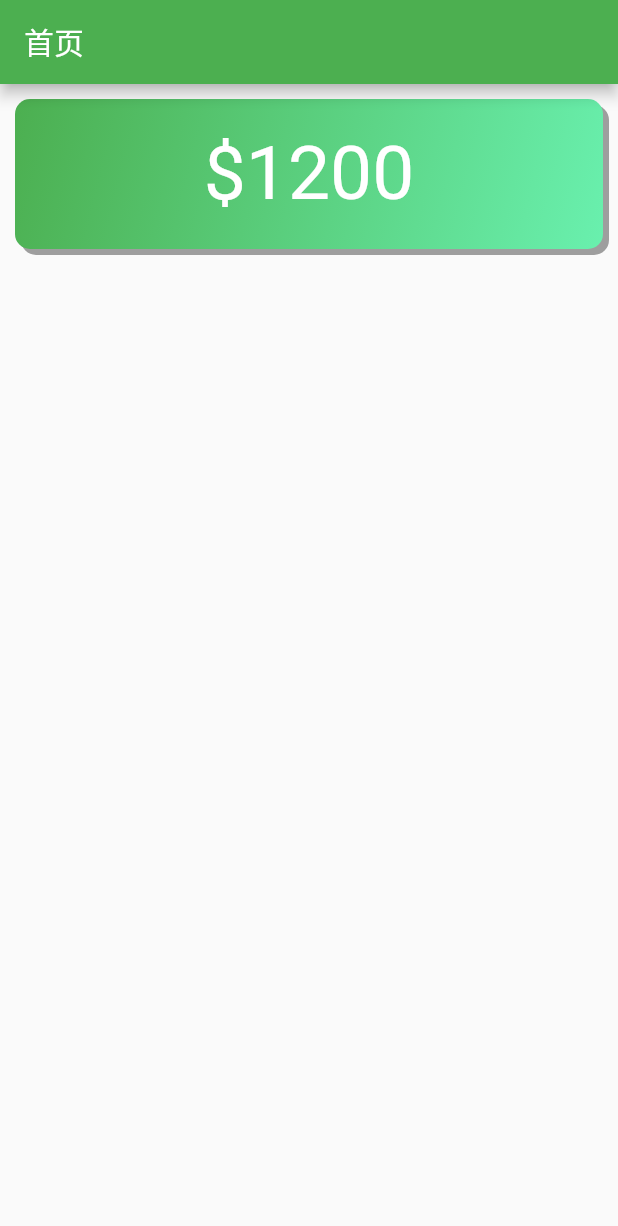
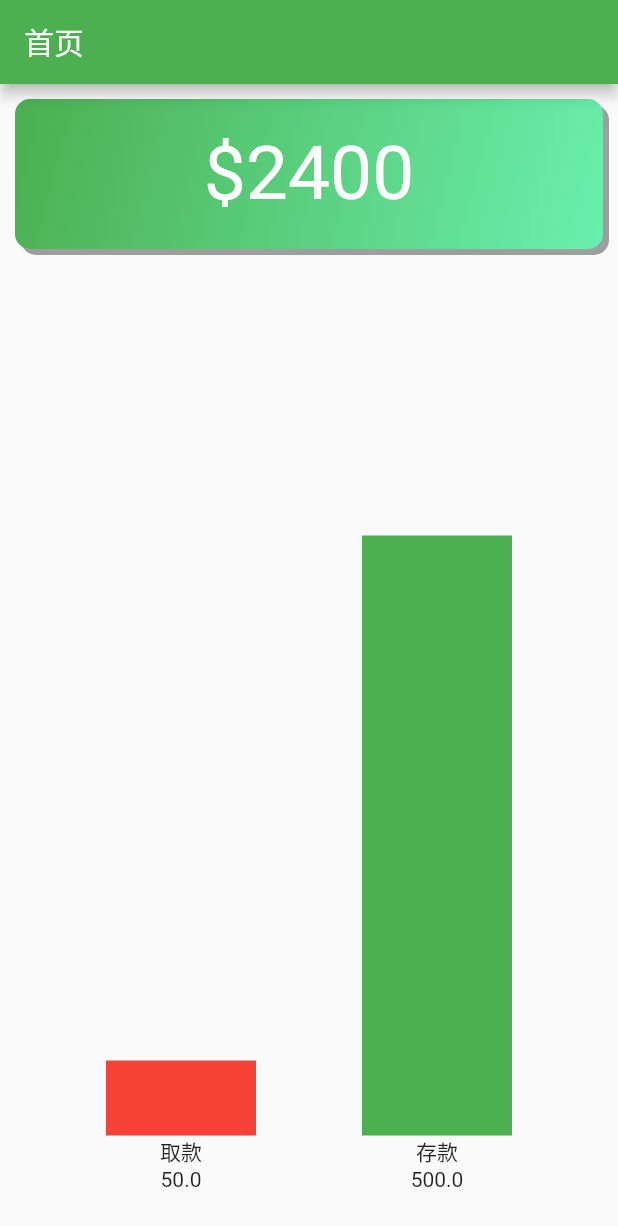
Before and after one commit to ChinaShrimp/spend_tracker, a Flutter app: the screen it shows after launch, on a phone screen of 412 x 824 dp. Shown: the top 1226 px of the screen. Run offline on Flutter 3.47's test engine with Material 2 defaults, Android fonts, the phone set to English and light mode, and no system bars.

Commit message:
add bar line widget

```diff
--- a/lib/pages/home/home_page.dart
+++ b/lib/pages/home/home_page.dart
@@ -1,4 +1,7 @@
 import 'package:flutter/material.dart';
+
+import 'widgets/bar_line_widget.dart';
+import 'widgets/display_totals_widget.dart';
 
 class HomePage extends StatelessWidget {
   @override
@@ -6,36 +9,29 @@ class HomePage extends StatelessWidget {
     return Scaffold(
       appBar: AppBar(title: Text('首页')),
       body: Column(
-        crossAxisAlignment: CrossAxisAlignment.stretch,
+        crossAxisAlignment: CrossAxisAlignment.start,
         children: <Widget>[
+          DisplayTotalsWidget(amount: '2400'),
           Container(
-            height: 100,
-            margin: EdgeInsets.all(10),
-            decoration: BoxDecoration(
-              color: Colors.green,
-              gradient: LinearGradient(
-                colors: [
-                  Colors.green,
-                  Colors.greenAccent,
-                ],
-                begin: Alignment.topLeft,
-                end: Alignment.bottomRight,
-              ),
-              boxShadow: [
-                BoxShadow(
-                  color: Colors.grey,
-                  offset: Offset(4, 4),
+            padding: EdgeInsets.only(bottom: 10),
+            height: MediaQuery.of(context).size.height - 196,
+            child: Row(
+              mainAxisAlignment: MainAxisAlignment.spaceEvenly,
+              crossAxisAlignment: CrossAxisAlignment.start,
+              children: <Widget>[
+                BarLineWidget(
+                  label: '取款',
+                  color: Colors.red,
+                  height: 50,
+                  amount: 50,
+                ),
+                BarLineWidget(
+                  label: '存款',
+                  color: Colors.green,
+                  height: 400,
+                  amount: 500,
                 ),
               ],
-              borderRadius: BorderRadius.all(Radius.circular(10)),
-            ),
-            alignment: Alignment.center,
-            child: Text(
-              '\$1200',
-              style: TextStyle(
-                fontSize: 50,
-                color: Colors.white,
-              ),
             ),
           ),
         ],
--- /dev/null
+++ b/lib/pages/home/widgets/bar_line_widget.dart
@@ -0,0 +1,33 @@
+import 'package:flutter/material.dart';
+
+class BarLineWidget extends StatelessWidget {
+  final String label;
+  final double height;
+  final Color color;
+  final double amount;
+
+  const BarLineWidget({
+    Key key,
+    @required this.label,
+    @required this.color,
+    @required this.height,
+    @required this.amount,
+  }) : super(key: key);
+
+  @override
+  Widget build(BuildContext context) {
+    return Column(
+      mainAxisAlignment: MainAxisAlignment.end,
+      crossAxisAlignment: CrossAxisAlignment.center,
+      children: <Widget>[
+        Container(
+          height: height,
+          width: 100,
+          color: color,
+        ),
+        Text(label),
+        Text(amount.toString()),
+      ],
+    );
+  }
+}
--- /dev/null
+++ b/lib/pages/home/widgets/display_totals_widget.dart
@@ -0,0 +1,41 @@
+import 'package:flutter/material.dart';
+
+class DisplayTotalsWidget extends StatelessWidget {
+  final String amount;
+
+  const DisplayTotalsWidget({Key key, this.amount}) : super(key: key);
+
+  @override
+  Widget build(BuildContext context) {
+    return Container(
+      height: 100,
+      margin: EdgeInsets.all(10),
+      decoration: BoxDecoration(
+        color: Colors.green,
+        gradient: LinearGradient(
+          colors: [
+            Colors.green,
+            Colors.greenAccent,
+          ],
+          begin: Alignment.topLeft,
+          end: Alignment.bottomRight,
+        ),
+        boxShadow: [
+          BoxShadow(
+            color: Colors.grey,
+            offset: Offset(4, 4),
+          ),
+        ],
+        borderRadius: BorderRadius.all(Radius.circular(10)),
+      ),
+      alignment: Alignment.center,
+      child: Text(
+        '\$$amount',
+        style: TextStyle(
+          fontSize: 50,
+          color: Colors.white,
+        ),
+      ),
+    );
+  }
+}
```
